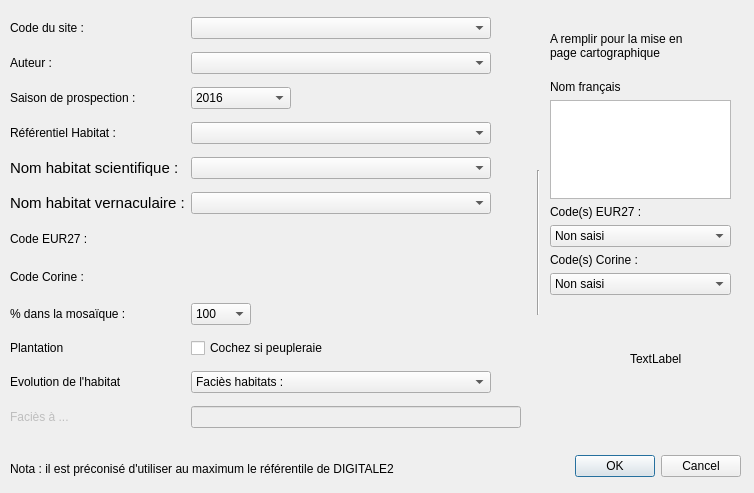
Before: the Qt Designer form ui_bdhabnat_dialog.ui in CEN-Hauts-de-France/bdhabnat_cenhdf, drawn with Qt 5.
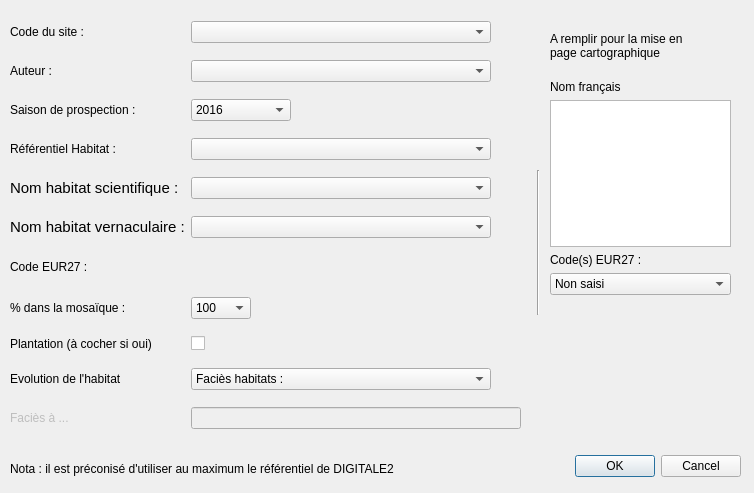
After: the same form once the commit is applied.

Commit message: Version stabilisée du plugin BD HabNat.

```diff
--- a/ui_bdhabnat_dialog.ui
+++ b/ui_bdhabnat_dialog.ui
@@ -99,25 +99,6 @@
       </item>
      </widget>
     </item>
-    <item>
-     <widget class="QLabel" name="lbl_codecorine_mep">
-      <property name="text">
-       <string>&lt;html&gt;&lt;head/&gt;&lt;body&gt;&lt;p&gt;Code(s) Corine :&lt;/p&gt;&lt;/body&gt;&lt;/html&gt;</string>
-      </property>
-     </widget>
-    </item>
-    <item>
-     <widget class="QComboBox" name="cbx_corine_mep">
-      <property name="currentIndex">
-       <number>0</number>
-      </property>
-      <item>
-       <property name="text">
-        <string>Non saisi</string>
-       </property>
-      </item>
-     </widget>
-    </item>
    </layout>
   </widget>
   <widget class="QLabel" name="label_2">
@@ -130,20 +111,7 @@
     </rect>
    </property>
    <property name="text">
-    <string>Nota : il est préconisé d'utiliser au maximum le référentile de DIGITALE2</string>
-   </property>
-  </widget>
-  <widget class="QLabel" name="label_3">
-   <property name="geometry">
-    <rect>
-     <x>630</x>
-     <y>350</y>
-     <width>66</width>
-     <height>17</height>
-    </rect>
-   </property>
-   <property name="text">
-    <string>TextLabel</string>
+    <string>Nota : il est préconisé d'utiliser au maximum le référentiel de DIGITALE2</string>
    </property>
   </widget>
   <widget class="Line" name="line_2">
@@ -159,7 +127,7 @@
     <enum>Qt::Vertical</enum>
    </property>
   </widget>
-  <widget class="QWidget" name="">
+  <widget class="QWidget" name="layoutWidget">
    <property name="geometry">
     <rect>
      <x>10</x>
@@ -265,33 +233,14 @@
       </property>
      </widget>
     </item>
-    <item row="7" column="1">
-     <widget class="QLabel" name="txt_codecorine">
-      <property name="maximumSize">
-       <size>
-        <width>300</width>
-        <height>25</height>
-       </size>
-      </property>
-      <property name="baseSize">
-       <size>
-        <width>300</width>
-        <height>25</height>
-       </size>
-      </property>
-      <property name="text">
-       <string/>
-      </property>
-     </widget>
-    </item>
-    <item row="9" column="0">
+    <item row="8" column="0">
      <widget class="QLabel" name="lbl_plantation">
       <property name="text">
-       <string>Plantation</string>
+       <string>Plantation (à cocher si oui)</string>
       </property>
      </widget>
     </item>
-    <item row="9" column="1">
+    <item row="8" column="1">
      <widget class="QCheckBox" name="chx_plantation">
       <property name="maximumSize">
        <size>
@@ -300,18 +249,18 @@
        </size>
       </property>
       <property name="text">
-       <string>Cochez si peupleraie</string>
+       <string/>
       </property>
      </widget>
     </item>
-    <item row="10" column="0">
+    <item row="9" column="0">
      <widget class="QLabel" name="lbl_evol">
       <property name="text">
        <string>Evolution de l'habitat</string>
       </property>
      </widget>
     </item>
-    <item row="10" column="1">
+    <item row="9" column="1">
      <widget class="QComboBox" name="cbx_habetat">
       <property name="maximumSize">
        <size>
@@ -406,7 +355,7 @@
       </item>
      </widget>
     </item>
-    <item row="11" column="0">
+    <item row="10" column="0">
      <widget class="QLabel" name="lbl_faciesa">
       <property name="enabled">
        <bool>false</bool>
@@ -416,7 +365,7 @@
       </property>
      </widget>
     </item>
-    <item row="11" column="1">
+    <item row="10" column="1">
      <widget class="QLineEdit" name="txt_faciesa">
       <property name="enabled">
        <bool>false</bool>
@@ -506,14 +455,14 @@
       </property>
      </widget>
     </item>
-    <item row="8" column="0">
+    <item row="7" column="0">
      <widget class="QLabel" name="lbl_pourcent">
       <property name="text">
        <string>&lt;html&gt;&lt;head/&gt;&lt;body&gt;&lt;p&gt;% dans la mosaïque :&lt;/p&gt;&lt;/body&gt;&lt;/html&gt;</string>
       </property>
      </widget>
     </item>
-    <item row="8" column="1">
+    <item row="7" column="1">
      <widget class="QComboBox" name="cbx_pourcent">
       <property name="sizePolicy">
        <sizepolicy hsizetype="Preferred" vsizetype="Fixed">
@@ -649,16 +598,6 @@
       </property>
      </widget>
     </item>
-    <item row="7" column="0">
-     <widget class="QLabel" name="lbl_codecorine">
-      <property name="enabled">
-       <bool>true</bool>
-      </property>
-      <property name="text">
-       <string>&lt;html&gt;&lt;head/&gt;&lt;body&gt;&lt;p&gt;Code Corine :&lt;/p&gt;&lt;/body&gt;&lt;/html&gt;</string>
-      </property>
-     </widget>
-    </item>
     <item row="2" column="1">
      <widget class="QComboBox" name="cbx_annee">
       <property name="maximumSize">
```
The commit also changes 1 other file.
